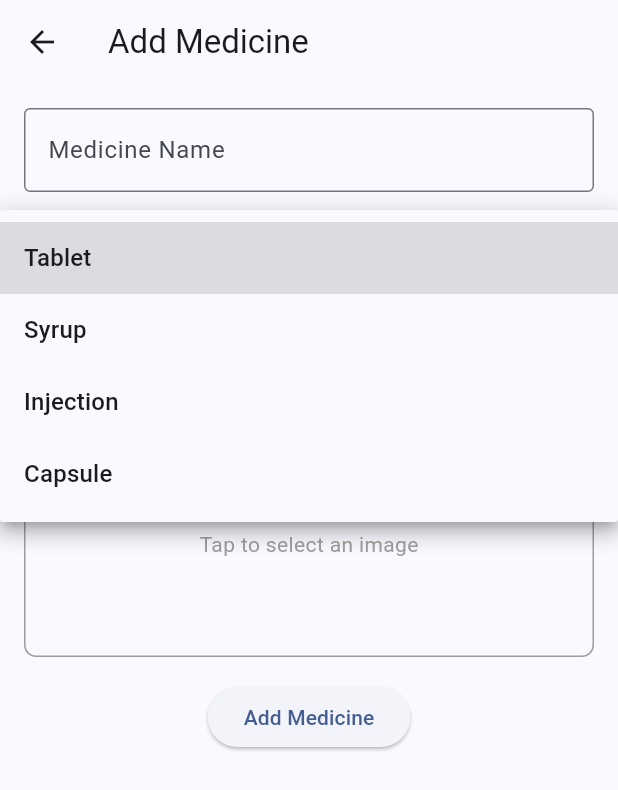
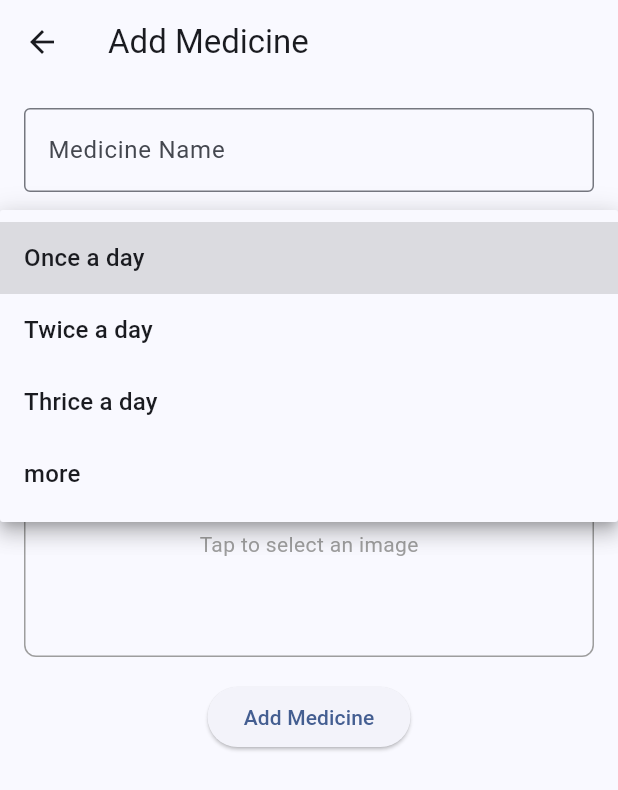
Before and after one commit to Nowshin17/MediHelp-Mobile-Application, a Flutter app: the MedAppPage screen opened directly, after a tap on "Dose", on a phone screen of 412 x 824 dp. Shown: the top 790 px of the screen. Run offline on Flutter 3.47's test engine with Material 2 defaults, Android fonts, the phone set to English and light mode, and no system bars; our stand-ins replace image_picker; network calls fail.

Commit message:
update add page

```diff
--- a/lib/screens/medAddPage.dart
+++ b/lib/screens/medAddPage.dart
@@ -14,13 +14,12 @@ class _MedAppPageState extends State<MedAppPage> {
   final TextEditingController doseController = TextEditingController();
   final TextEditingController imgController = TextEditingController();
   final List<String> medicineTypes = [
-    'Tablet',
-    'Syrup',
-    'Injection',
-    'Capsule'
+    'Once a day',
+    'Twice a day',
+    'Thrice a day',
+    'more'
   ];
   String? selectedMedicineType;
-
   File? _selectedImage;
   final ImagePicker _picker = ImagePicker();
   Future<void> _pickImage() async {
@@ -107,13 +106,6 @@ class _MedAppPageState extends State<MedAppPage> {
                 ),
               ),
 
-              // TextField(
-              //   controller: imgController,
-              //   decoration: const InputDecoration(
-              //     labelText: 'Image URL (optional)',
-              //     border: OutlineInputBorder(),
-              //   ),
-              // ),
               const SizedBox(height: 16),
               ElevatedButton(
                 onPressed: () {},
```
